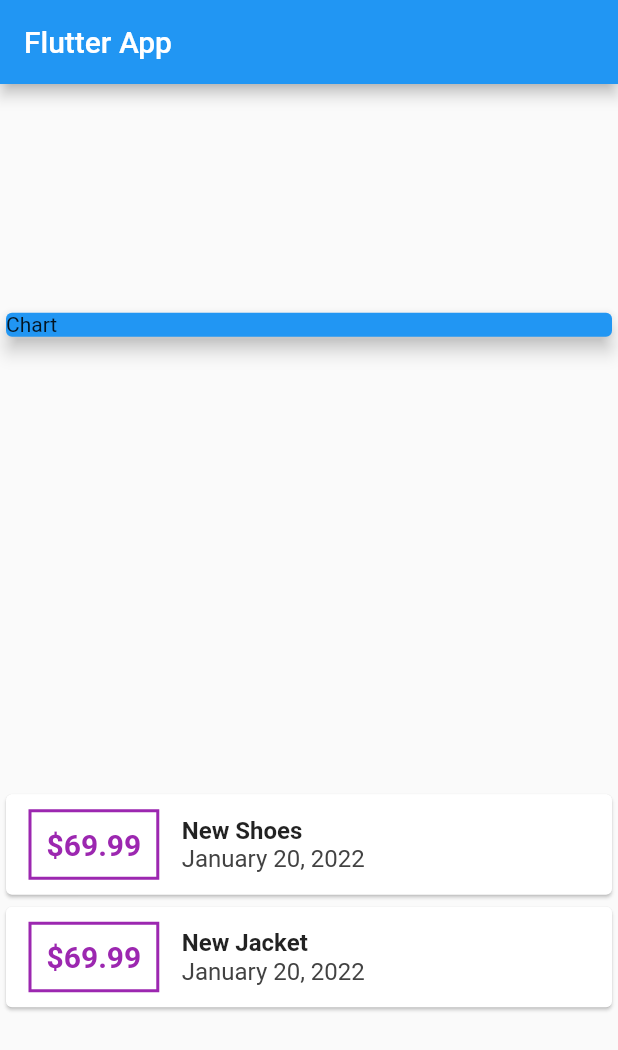
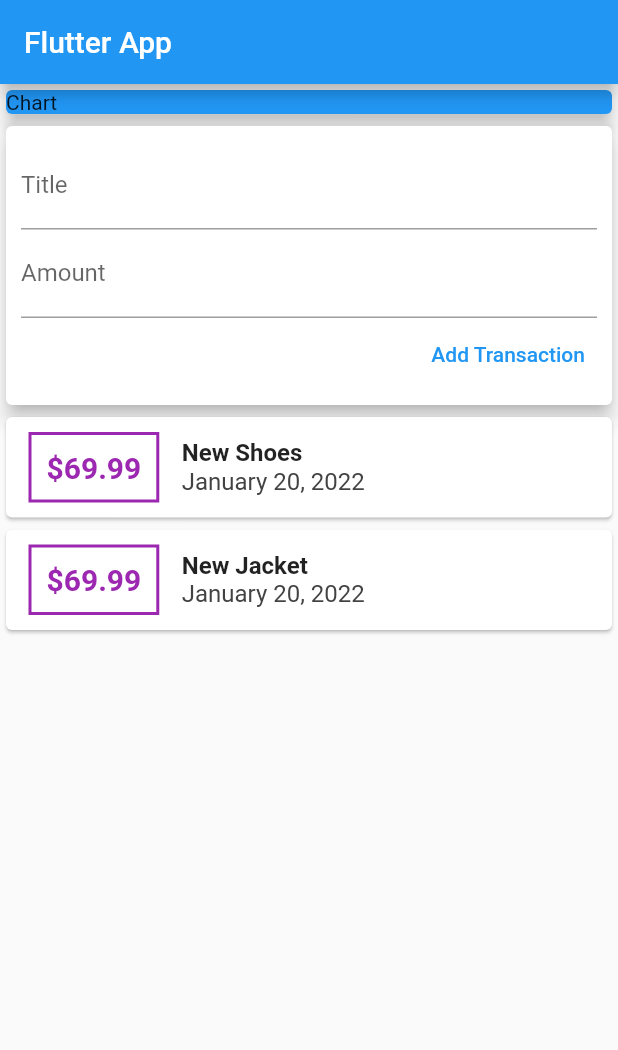
Before and after one commit to bantawa04/expenseTrackerFlutter, a Flutter app: the screen it shows after launch, on a phone screen of 412 x 824 dp. Shown: the top 1050 px of the screen. Run offline on Flutter 3.47's test engine with Material 2 defaults, Android fonts, the phone set to English and light mode, and no system bars.

Commit message:
4.18 Input field and button

```diff
--- a/lib/main.dart
+++ b/lib/main.dart
@@ -29,7 +29,7 @@
         title: Text('Flutter App'),
       ),
       body: Column(
-        mainAxisAlignment: MainAxisAlignment.spaceAround,
+        // mainAxisAlignment: MainAxisAlignment.spaceAround,
         crossAxisAlignment: CrossAxisAlignment.stretch,
         children: <Widget>[
           Container(
@@ -38,6 +38,29 @@
               color: Colors.blue,
               child: Text('Chart'),
               elevation: 5,
+            ),
+          ),
+          Card(
+            elevation: 5,
+            child: Container(
+              padding: EdgeInsets.all(10),
+              child: Column(
+                crossAxisAlignment: CrossAxisAlignment.end,
+                children: <Widget>[
+                  TextField(
+                    decoration: InputDecoration(
+                      labelText: 'Title',
+                    ),
+                  ),
+                  TextField(
+                    decoration: InputDecoration(labelText: 'Amount'),
+                  ),
+                  TextButton(
+                    onPressed: () {},
+                    child: Text('Add Transaction'),
+                  )
+                ],
+              ),
             ),
           ),
           Column(
```
